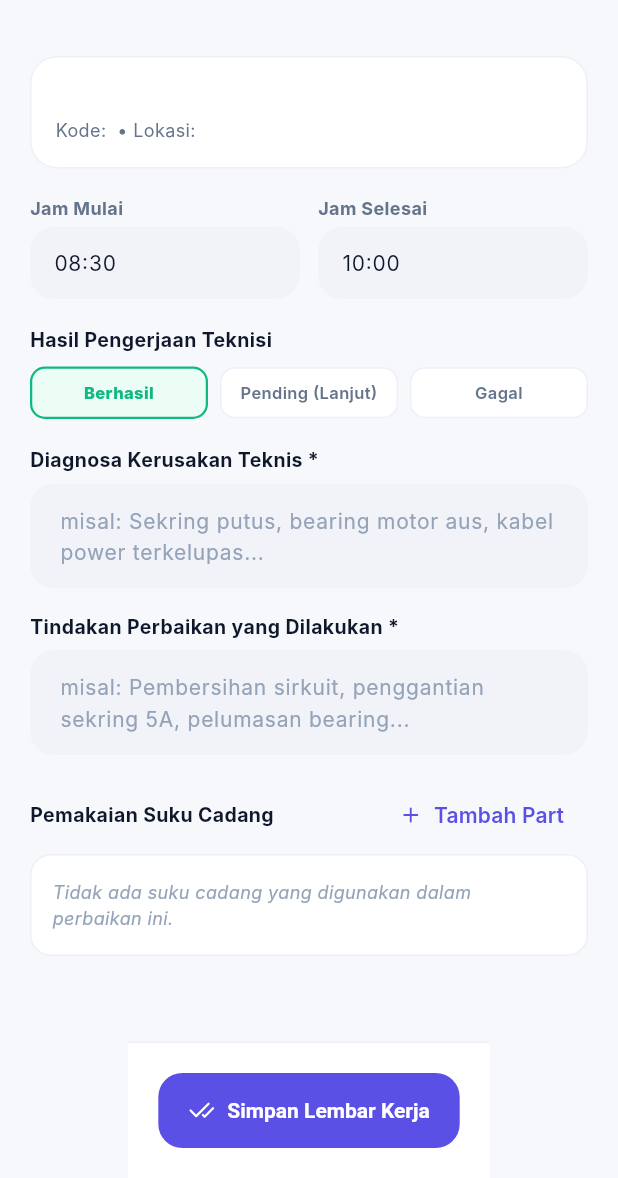
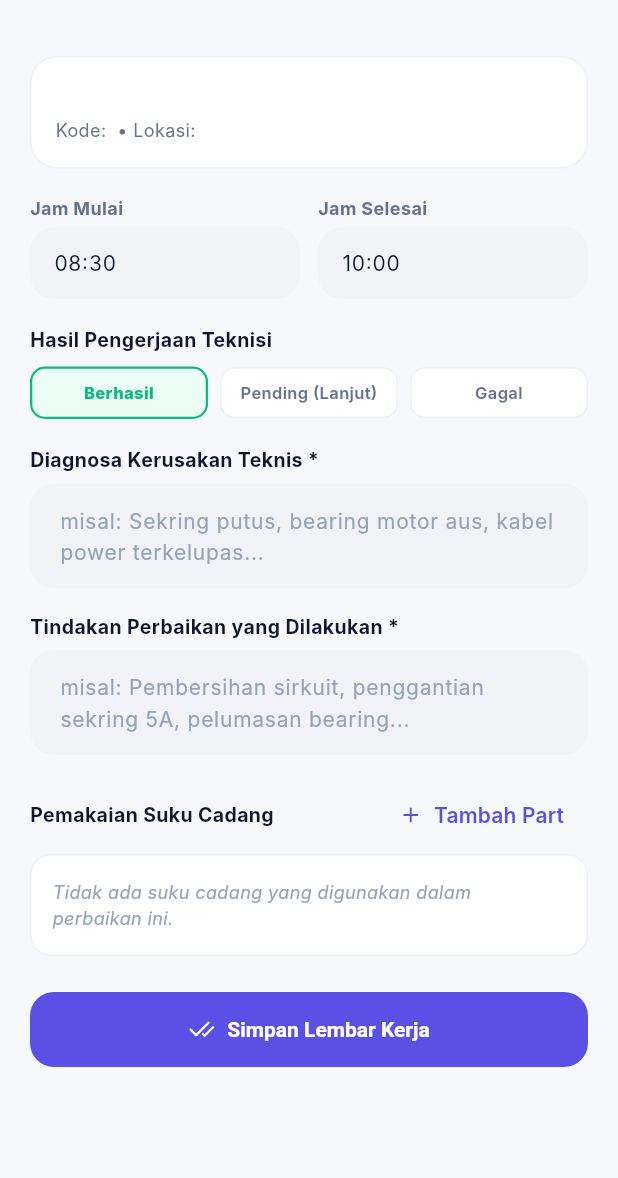
Before and after one commit to baldiagus/simlogrs-app, a Flutter app: the LembarKerjaScreen screen opened directly with empty values, on a phone screen of 412 x 824 dp, the part 58-1236 px from its top. Run offline on Flutter 3.47's test engine with Material 3 defaults, Android fonts, the phone set to English and light mode, and no system bars; our stand-ins replace dio, flutter_dotenv, flutter_riverpod, flutter_secure_storage, image_picker, lucide_icons_flutter and 1 more; missing offline and left inert: mobile_scanner; accounts and stored records are empty; Roboto replaces fonts that are missing (Plus Jakarta Sans).

Commit message:
feat(maintenance): restrict spareparts picker to SPAREPART type and remove white background on submit button

```diff
--- a/lib/features/maintenance/presentation/screens/lembar_kerja_screen.dart
+++ b/lib/features/maintenance/presentation/screens/lembar_kerja_screen.dart
@@ -48,7 +48,17 @@ class _LembarKerjaScreenState extends ConsumerState<LembarKerjaScreen> {
       isScrollControlled: true,
       backgroundColor: Colors.transparent,
       builder: (ctx) => BarangPickerBottomSheet(
+        filterTipe: 'SPAREPART',
         onBarangSelected: (MasterBarangModel barang) {
+          if (barang.tipe.toUpperCase() != 'SPAREPART') {
+            ScaffoldMessenger.of(context).showSnackBar(
+              const SnackBar(
+                content: Text('Hanya barang dengan tipe SPAREPART yang dapat digunakan.'),
+                backgroundColor: AppColors.danger,
+              ),
+            );
+            return;
+          }
           setState(() {
             final idx = _spareparts.indexWhere((e) => e['barang_id'] == barang.id);
             if (idx >= 0) {
@@ -118,9 +128,6 @@ class _LembarKerjaScreenState extends ConsumerState<LembarKerjaScreen> {
         title: Text('Lembar Kerja: ${widget.spk.kodeSpk}'),
       ),
       body: SafeArea(
-        child: Column(
-          children: [
-            Expanded(
         child: SingleChildScrollView(
           padding: const EdgeInsets.all(20),
           child: Form(
@@ -128,7 +135,6 @@ class _LembarKerjaScreenState extends ConsumerState<LembarKerjaScreen> {
             child: Column(
               crossAxisAlignment: CrossAxisAlignment.stretch,
               children: [
-                      // Header Card
                       Container(
                         padding: const EdgeInsets.all(16),
                         decoration: BoxDecoration(
@@ -326,29 +332,19 @@ class _LembarKerjaScreenState extends ConsumerState<LembarKerjaScreen> {
                             ),
                           );
                         }),
-                      const SizedBox(height: 20),
+                      const SizedBox(height: 24),
 
-                    ],
-                  ),
-                ),
-              ),
-            ),
-
-            // Submit Button
-            Container(
-              padding: const EdgeInsets.all(20),
-              decoration: const BoxDecoration(
-                color: AppColors.surface,
-                border: Border(top: BorderSide(color: AppColors.border)),
-              ),
-              child: CustomButton(
+                      // Submit Button langsung di dalam canvas form tanpa background putih
+                      CustomButton(
                         text: 'Simpan Lembar Kerja',
                         isLoading: actionState.isLoading,
                         icon: const Icon(LucideIcons.checkCheck, size: 18, color: Colors.white),
                         onPressed: _submit,
                       ),
+                      const SizedBox(height: 24),
+                    ],
                   ),
-          ],
+                ),
               ),
             ),
           );
--- a/lib/features/pengadaan/data/repositories/pengadaan_repository.dart
+++ b/lib/features/pengadaan/data/repositories/pengadaan_repository.dart
@@ -9,12 +9,13 @@ class PengadaanRepository {
 
   PengadaanRepository(this._client);
 
-  Future<List<MasterBarangModel>> getKatalogBarang({String? cari}) async {
+  Future<List<MasterBarangModel>> getKatalogBarang({String? cari, String? tipe}) async {
     try {
       final response = await _client.dio.get(
         '/master/barang',
         queryParameters: {
           if (cari != null && cari.isNotEmpty) 'cari': cari,
+          if (tipe != null && tipe.isNotEmpty) 'tipe': tipe,
         },
       );
 
```
Also changed, not shown: lib/features/pengadaan/presentation/providers/pengadaan_provider.dart (+20 -2 lines), lib/features/pengadaan/presentation/widgets/barang_picker_bottom_sheet.dart (+24 -12 lines). Lines whose indentation alone changed are shown as unchanged.
